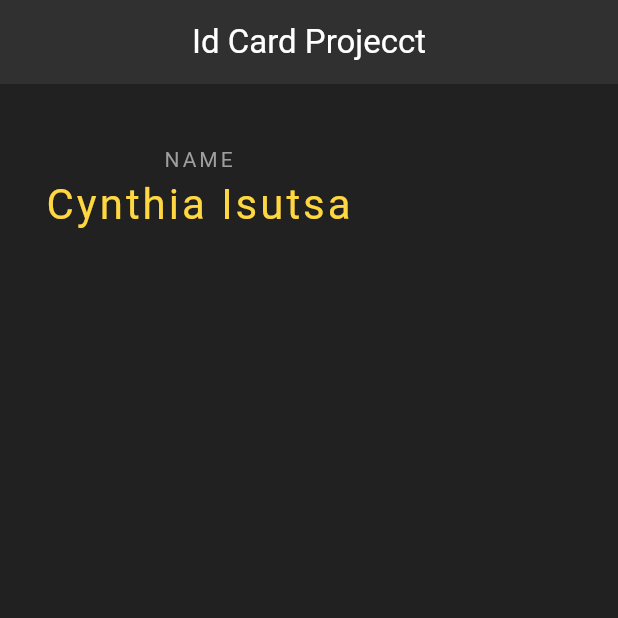
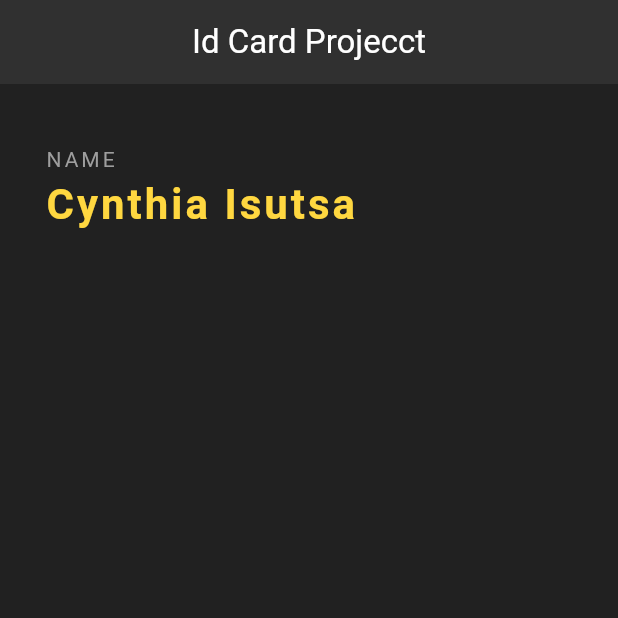
Before and after one commit to Cynthia-Isutsa/idcardproject, a Flutter app: the screen it shows after launch, on a phone screen of 412 x 824 dp, the top half of it. Run offline on Flutter 3.47's test engine with Material 3 defaults, Android fonts, the light colour scheme and no system bars; Roboto replaces fonts that are missing (Pacifico).

Commit message:
Padding, Column and Text

```diff
--- a/lib/main.dart
+++ b/lib/main.dart
@@ -28,6 +28,7 @@
       body: const Padding(
         padding: EdgeInsets.fromLTRB(30, 40, 30, 0),
         child: Column(
+          crossAxisAlignment: CrossAxisAlignment.start,
           children: <Widget>[
             Text(
               "NAME",
@@ -42,6 +43,7 @@
                 color: Colors.amberAccent,
                 letterSpacing: 2.0,
                 fontSize: 28.0,
+                fontWeight: FontWeight.bold,
               ),
               ),
           ]
```
